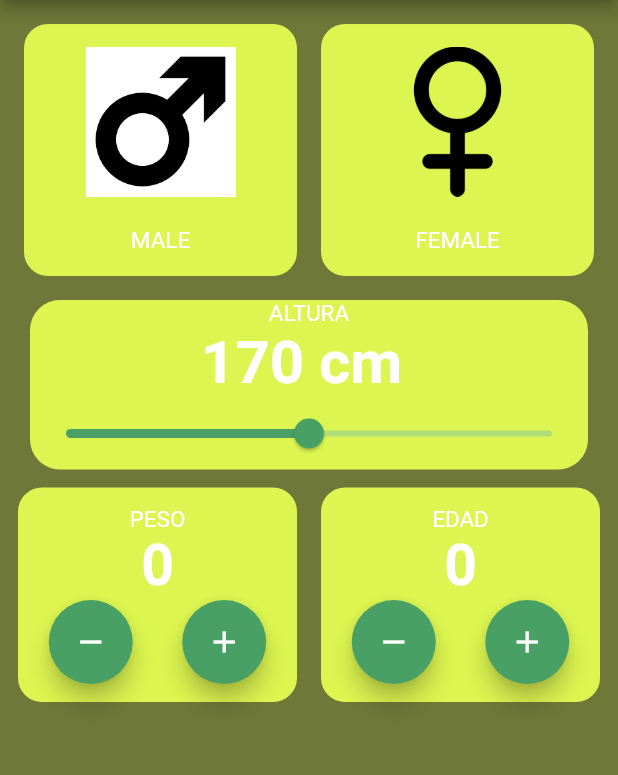
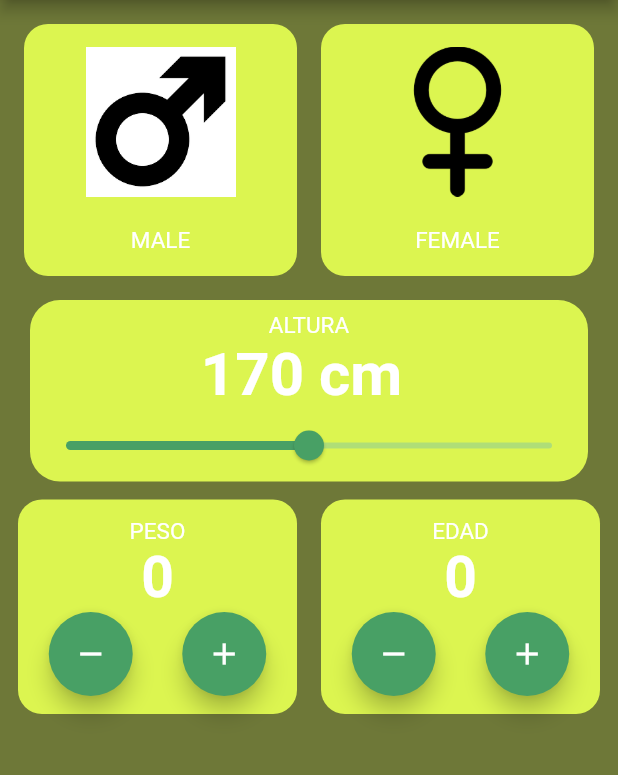
Before and after one commit to EliasDFranco/IMC-Calculator, a Flutter app: the screen it shows after launch, on a phone screen of 412 x 824 dp, the part 84-859 px from its top. Run offline on Flutter 3.47's test engine with Material 2 defaults, Android fonts, the phone set to English and light mode, and no system bars.

Commit message:
Modificando algunas partes del heightSelector

```diff
--- a/lib/components/height_selector.dart
+++ b/lib/components/height_selector.dart
@@ -22,7 +22,10 @@ class _HeightSelectorState extends State<HeightSelector> {
         ),
         child: Column(
           children: [
-            Text("ALTURA", style: TextStyles.bodytext),
+            Padding(
+              padding: const EdgeInsets.only(top: 8.0),
+              child: Text("ALTURA", style: TextStyles.bodytext),
+            ),
             Text("${height.toStringAsFixed(0)} cm ",
                 style: TextStyle(
                     color: Colors.white,
```
